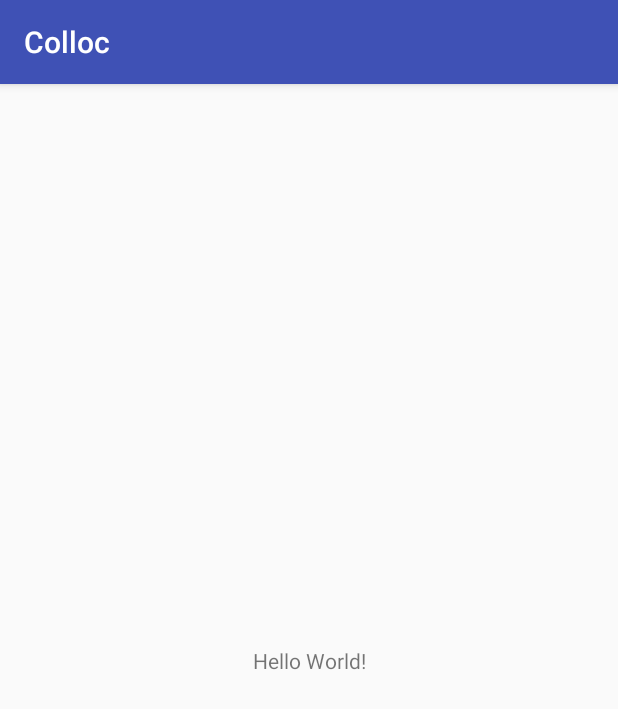
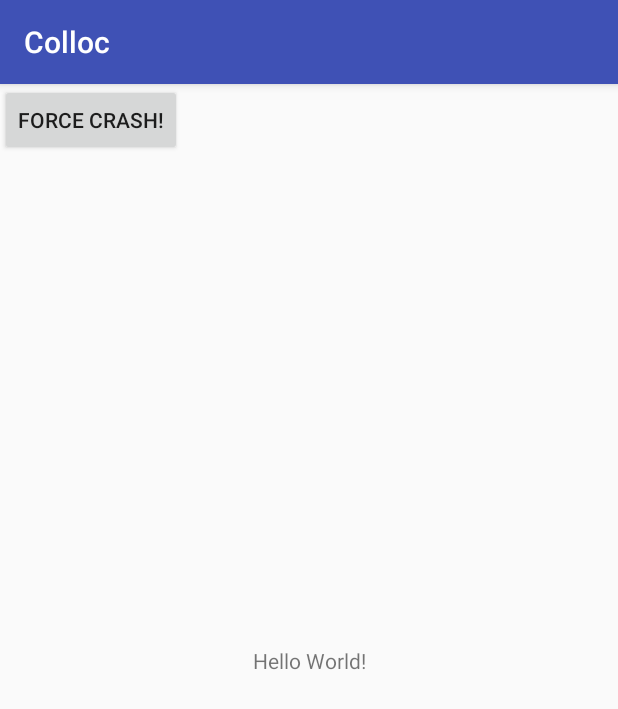
Before and after one commit to rxstudyteam/colloc, an Android app: the screen it shows after launch (MainActivity), on a phone screen of 412 x 824 dp. Shown: the top 709 px of the screen. Run offline under Robolectric (Android 15) with nearby library versions, the phone set to English and light mode, and no system bars; libraries missing offline, so code that uses them is left out: com.crashlytics.android, io.fabric.sdk; 4 statements that could not run were skipped.

Commit message:
페브릭 설정몇 테스트 완료.

```diff
--- a/app/src/main/AndroidManifest.xml
+++ b/app/src/main/AndroidManifest.xml
@@ -16,6 +16,9 @@
                 <category android:name="android.intent.category.LAUNCHER" />
             </intent-filter>
         </activity>
+        <meta-data
+            android:name="io.fabric.ApiKey"
+            android:value="589699bcb38972bc92e07313cbbdb94e61ed7382" />
     </application>
-
+    <uses-permission android:name="android.permission.INTERNET" />
 </manifest>
--- a/app/src/main/java/com/karrel/colloc/MainActivity.kt
+++ b/app/src/main/java/com/karrel/colloc/MainActivity.kt
@@ -1,7 +1,12 @@
 package com.karrel.colloc
 
 import android.os.Bundle
+import android.view.View
 import com.karrel.colloc.base.BaseActivity
+import com.crashlytics.android.Crashlytics;
+import io.fabric.sdk.android.Fabric;
+
+
 
 class MainActivity : BaseActivity() {
 
@@ -13,9 +18,29 @@ class MainActivity : BaseActivity() {
     override fun onCreate(savedInstanceState: Bundle?) {
         super.onCreate(savedInstanceState)
         // do something
+        Fabric.with(this, Crashlytics())
+
+        // TODO: Move this to where you establish a user session
+        logUser();
+
+
     }
 
     override val initView: () -> Unit = {
 
     }
+
+    private fun logUser() {
+        // TODO: Use the current user's information
+        // You can call any combination of these three methods
+        Crashlytics.setUserIdentifier("12345")
+        Crashlytics.setUserEmail("user@fabric.io")
+        Crashlytics.setUserName("Test User")
+    }
+
+
+    fun forceCrash(view: View) {
+        throw RuntimeException("This is a crash")
+    }
+
 }
--- a/app/src/main/res/layout/activity_main.xml
+++ b/app/src/main/res/layout/activity_main.xml
@@ -5,6 +5,16 @@
     android:layout_width="match_parent"
     android:layout_height="match_parent"
     tools:context=".MainActivity">
+
+    <Button
+        android:layout_height="wrap_content"
+        android:layout_width="wrap_content"
+        android:text="Force Crash!"
+        android:onClick="forceCrash"
+        android:layout_centerVertical="true"
+        android:layout_centerHorizontal="true" />
+
+
 
     <TextView
         android:layout_width="wrap_content"
--- a/build.gradle
+++ b/build.gradle
@@ -5,11 +5,12 @@ buildscript {
     repositories {
         google()
         jcenter()
+        maven { url 'https://maven.fabric.io/public' }
     }
     dependencies {
         classpath 'com.android.tools.build:gradle:3.1.3'
         classpath "org.jetbrains.kotlin:kotlin-gradle-plugin:$kotlin_version"
-
+        classpath 'io.fabric.tools:gradle:1.+'
         // NOTE: Do not place your application dependencies here; they belong
         // in the individual module build.gradle files
     }
```
Also changed, not shown: app/build.gradle (+6 -1 lines).
